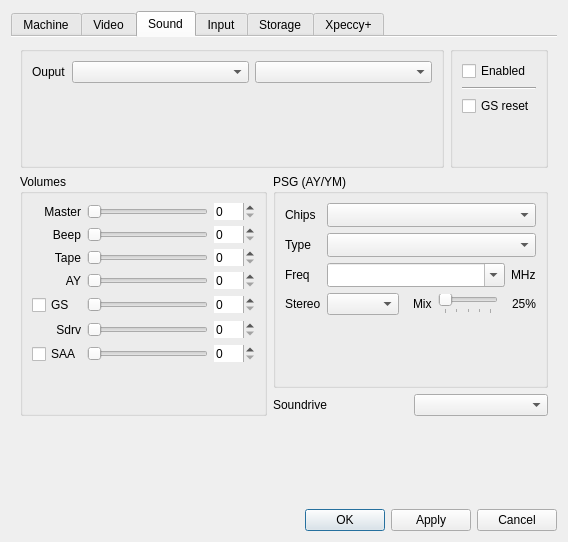
Above: ui/setupwin.ui from dotkoval/xpeccy-plus before the change. Below: the same form after it.
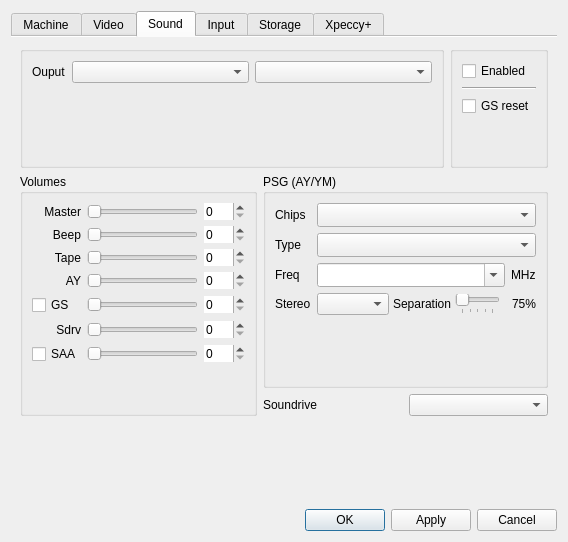
That is the form after the change. The open tabs and pages were chosen to show the change. Icons and pictures are not drawn. Custom widgets are drawn as their Qt base class.

Commit message:
psg: call it separation, not mix
The slider runs the other way round now - 0 is mono, 100 keeps the
channels apart - and the profile key is psg.separation, default 75.

```diff
--- a/ui/setupwin.ui
+++ b/ui/setupwin.ui
@@ -1326,6 +1326,9 @@
                 </item>
                 <item row="3" column="1">
                  <layout class="QHBoxLayout" name="horizontalLayout_33" stretch="0,0,10,0">
+                  <property name="spacing">
+                   <number>4</number>
+                  </property>
                   <item>
                    <widget class="QComboBox" name="cbPsgStereo">
                     <property name="sizeAdjustPolicy">
@@ -1336,10 +1339,7 @@
                   <item>
                    <widget class="QLabel" name="labPsgMixName">
                     <property name="text">
-                     <string>Mix</string>
-                    </property>
-                    <property name="indent">
-                     <number>8</number>
+                     <string>Separation</string>
                     </property>
                    </widget>
                   </item>
@@ -1350,7 +1350,7 @@
                     </property>
                     <property name="minimumSize">
                      <size>
-                      <width>60</width>
+                      <width>45</width>
                       <height>0</height>
                      </size>
                     </property>
@@ -1380,7 +1380,7 @@
                      </size>
                     </property>
                     <property name="text">
-                     <string>25%</string>
+                     <string>75%</string>
                     </property>
                     <property name="alignment">
                      <set>Qt::AlignRight|Qt::AlignTrailing|Qt::AlignVCenter</set>
```
Left out of the diff: 8 changed lines with no effect on the pictures. The commit also changes 23 other files.
